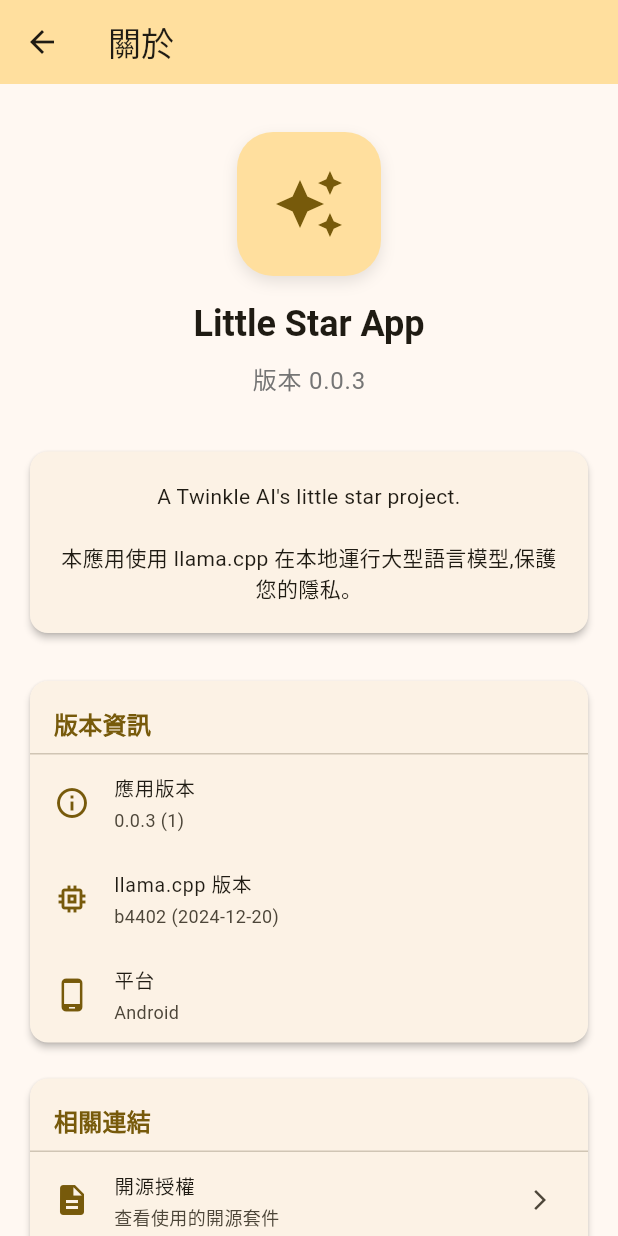
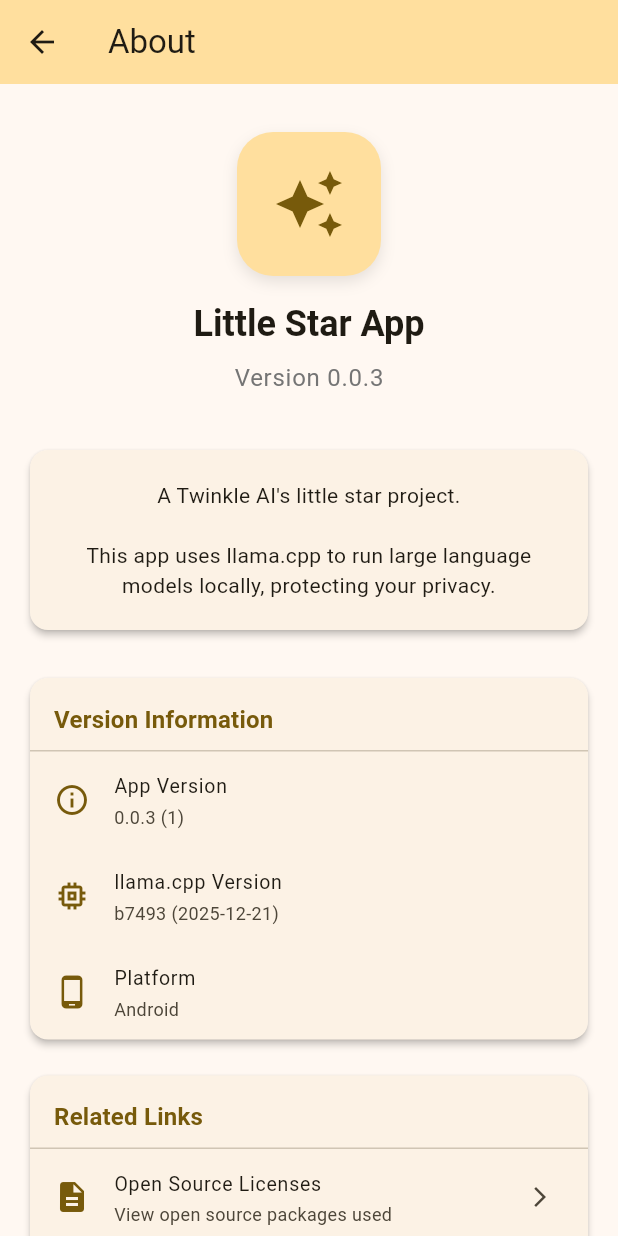
Before and after one commit to ai-twinkle/little_star_app, a Flutter app: the AboutScreen screen opened directly, on a phone screen of 412 x 824 dp. Run offline on Flutter 3.47's test engine with Material 3 defaults, Android fonts, the light colour scheme and no system bars; our stand-ins replace device_info_plus, dio, file_picker, hive, hive_flutter and 3 more; missing offline and left inert: dart:ffi; accounts and stored records are empty; statements that could not run were skipped.

Commit message:
chore: Update llama.cpp version and localize About screen text
- Changed the placeholder for llama.cpp version in AppInfoService to reflect the latest version 'b7493 (2025-12-21)'.
- Translated About screen text from Chinese to English for improved accessibility, including titles and messages related to app and device information.

```diff
--- a/lib/data/services/app_info_service.dart
+++ b/lib/data/services/app_info_service.dart
@@ -127,7 +127,7 @@ class AppInfoService {
   Future<String> getLlamaCppVersion() async {
     // TODO: Implement native method to get llama.cpp version
     // For now, return a placeholder based on recent commits
-    return 'b4402 (2024-12-20)';
+    return 'b7493 (2025-12-21)';
   }
 
   /// Get Flutter SDK version
--- a/lib/ui/about/about_screen.dart
+++ b/lib/ui/about/about_screen.dart
@@ -78,7 +78,7 @@ class _AboutScreenState extends State<AboutScreen> {
     } else {
       if (mounted) {
         ScaffoldMessenger.of(context).showSnackBar(
-          SnackBar(content: Text('無法開啟連結: $url')),
+          SnackBar(content: Text('Unable to open link: $url')),
         );
       }
     }
@@ -90,7 +90,7 @@ class _AboutScreenState extends State<AboutScreen> {
 
     return Scaffold(
       appBar: AppBar(
-        title: const Text('關於'),
+        title: const Text('About'),
         backgroundColor: theme.colorScheme.primaryContainer,
         elevation: 0,
       ),
@@ -113,23 +113,23 @@ class _AboutScreenState extends State<AboutScreen> {
 
                   // Version Information Section
                   InfoSection(
-                    title: '版本資訊',
+                    title: 'Version Information',
                     children: [
                       _buildInfoTile(
                         icon: Icons.info_outline,
-                        title: '應用版本',
+                        title: 'App Version',
                         subtitle: _buildNumber.isNotEmpty
                             ? '$_version ($_buildNumber)'
                             : _version,
                       ),
                       _buildInfoTile(
                         icon: Icons.memory,
-                        title: 'llama.cpp 版本',
+                        title: 'llama.cpp Version',
                         subtitle: _llamaCppVersion,
                       ),
                       _buildInfoTile(
                         icon: Icons.phone_android,
-                        title: '平台',
+                        title: 'Platform',
                         subtitle: _getPlatformName(),
                       ),
                     ],
@@ -140,7 +140,7 @@ class _AboutScreenState extends State<AboutScreen> {
                   // Device Information Section (Phase 2)
                   if (_deviceInfo.isNotEmpty && kDebugMode) ...[
                     InfoSection(
-                      title: '裝置資訊',
+                      title: 'Device Information',
                       children: _deviceInfo.entries.map((entry) {
                         return _buildInfoTile(
                           icon: Icons.smartphone,
@@ -155,7 +155,7 @@ class _AboutScreenState extends State<AboutScreen> {
                   // Storage Information Section (Phase 2)
                   if (_storageInfo.isNotEmpty && kDebugMode) ...[
                     InfoSection(
-                      title: '儲存路徑',
+                      title: 'Storage Path',
                       children: _storageInfo.entries.map((entry) {
                         return _buildInfoTile(
                           icon: Icons.folder,
@@ -170,17 +170,17 @@ class _AboutScreenState extends State<AboutScreen> {
 
                   // Links Section
                   InfoSection(
-                    title: '相關連結',
+                    title: 'Related Links',
                     children: [
                       _buildLinkTile(
                         icon: Icons.description,
-                        title: '開源授權',
-                        subtitle: '查看使用的開源套件',
+                        title: 'Open Source Licenses',
+                        subtitle: 'View open source packages used',
                         onTap: _openLicenses,
                       ),
                       _buildLinkTile(
                         icon: Icons.code,
-                        title: 'GitHub 儲存庫',
+                        title: 'GitHub Repository',
                         subtitle: 'github.com/Twinke-AI/little_star_app',
                         onTap: () => _openUrl('https://github.com/Twinke-AI/little_star_app'),
                       ),
@@ -236,7 +236,7 @@ class _AboutScreenState extends State<AboutScreen> {
 
         // Version
         Text(
-          '版本 $_version',
+          'Version $_version',
           style: theme.textTheme.bodyLarge?.copyWith(
             color: Colors.grey[600],
           ),
@@ -254,7 +254,7 @@ class _AboutScreenState extends State<AboutScreen> {
           padding: const EdgeInsets.all(20.0),
           child: Text(
             'A Twinkle AI\'s little star project.\n\n'
-            '本應用使用 llama.cpp 在本地運行大型語言模型,保護您的隱私。',
+            'This app uses llama.cpp to run large language models locally, protecting your privacy.',
             style: theme.textTheme.bodyMedium,
             textAlign: TextAlign.center,
           ),
```
